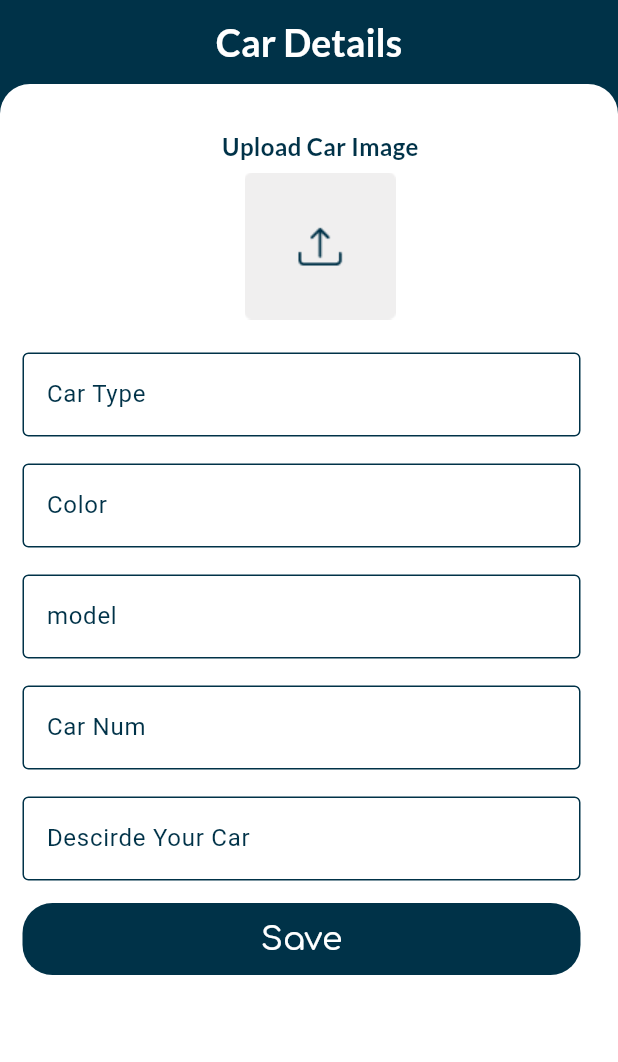
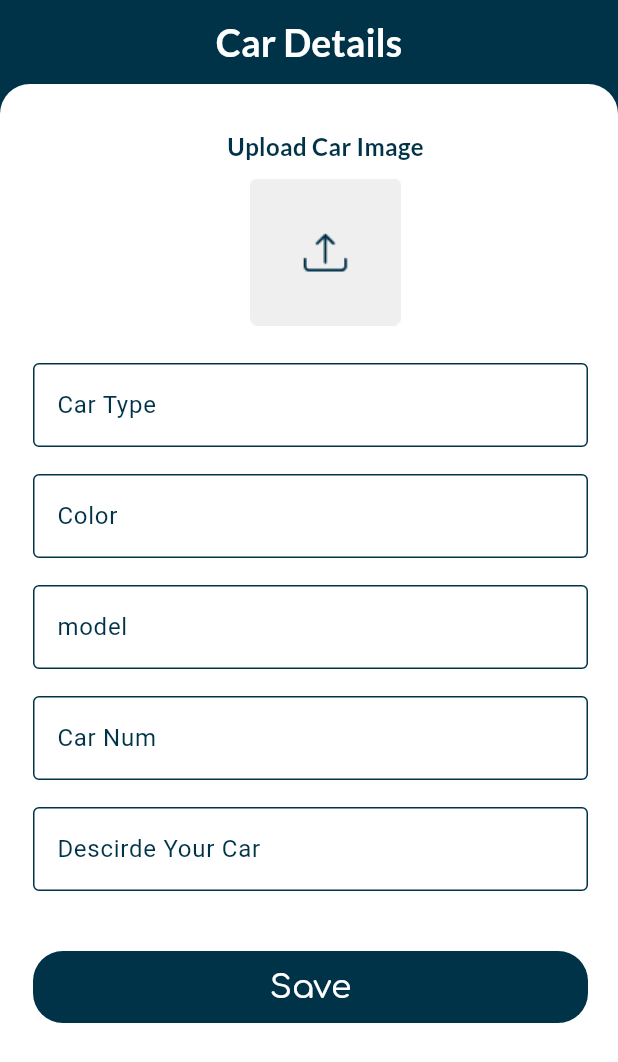
Before and after one commit to Duaawagdy/mute_motion, a Flutter app: the CarDetailsScreen screen opened by its route, on a phone screen of 412 x 824 dp. Shown: the top 1062 px of the screen. Run offline on Flutter 3.47's test engine with Material 3 defaults, Android fonts, the phone set to English and light mode, and no system bars; our stand-ins replace dio, flutter_rating_bar, font_awesome_flutter, go_router, shared_preferences; accounts and stored records are empty; project files that could hold a hidden picture were left out.

Commit message:
finishing the design

```diff
--- a/lib/feature/cardetaials/view/cardetailsscreen .dart
+++ b/lib/feature/cardetaials/view/cardetailsscreen .dart
@@ -47,7 +47,7 @@ class _CarDetailsScreenState extends State<CarDetailsScreen> {
                 width: double.infinity,
                 padding: const EdgeInsets.only(
                   top: 30,
-                  left: 15,
+                  left: 22,
                 ),
                 decoration: const BoxDecoration(
                     color: Colors.white,
@@ -67,16 +67,16 @@ class _CarDetailsScreenState extends State<CarDetailsScreen> {
                               fontSize: 16, fontFamily: 'Lato', color: borderColor),
                         ),
                         SizedBox(
-                          height: 6,
+                          height: 10,
                         ),
                         GestureDetector(
                             onTap: () {},
                             child: Image.asset('assets/Group 542.png')),
                         SizedBox(
-                          height: 22,
+                          height: 25,
                         ),
                         Padding(
-                          padding: const EdgeInsets.only(right: 25),
+                          padding: const EdgeInsets.only(right: 20),
                           child: Column(
                               crossAxisAlignment: CrossAxisAlignment.start,
                               children: [
@@ -129,7 +129,7 @@ class _CarDetailsScreenState extends State<CarDetailsScreen> {
                                   cont: provider.describeCont,
                                 ),
                                 SizedBox(
-                                  height: 15,
+                                  height: 40,
                                 ),
                                 Container(
                                   width: double.infinity,
--- a/lib/feature/login/presentation/views/loginview.dart
+++ b/lib/feature/login/presentation/views/loginview.dart
@@ -64,6 +64,7 @@ class _login_screenState extends State<login_screen> {
                 keyboardType: TextInputType.emailAddress,
                 decoration: const InputDecoration(
                   label: Text("Email",style: TextStyle(color: borderColor),),
+                  hintText: 'Email',
                   prefixIcon: Icon(Icons.mail),
                   enabledBorder: OutlineInputBorder(
                     borderSide: BorderSide(
@@ -95,6 +96,7 @@ class _login_screenState extends State<login_screen> {
                 obscureText: Show_Pass,
                 decoration: InputDecoration(
                   label: Text("Password",style: TextStyle(color: borderColor),),
+                  hintText: 'Password',
                   prefixIcon: const Icon(Icons.lock),
                   enabledBorder: OutlineInputBorder(
                     borderSide: BorderSide(
```
Also changed, not shown: lib/feature/resgisterscreen/view/resgisterscreen.dart (+6 -3 lines), lib/models/api_provider.dart (+27 -24 lines).
